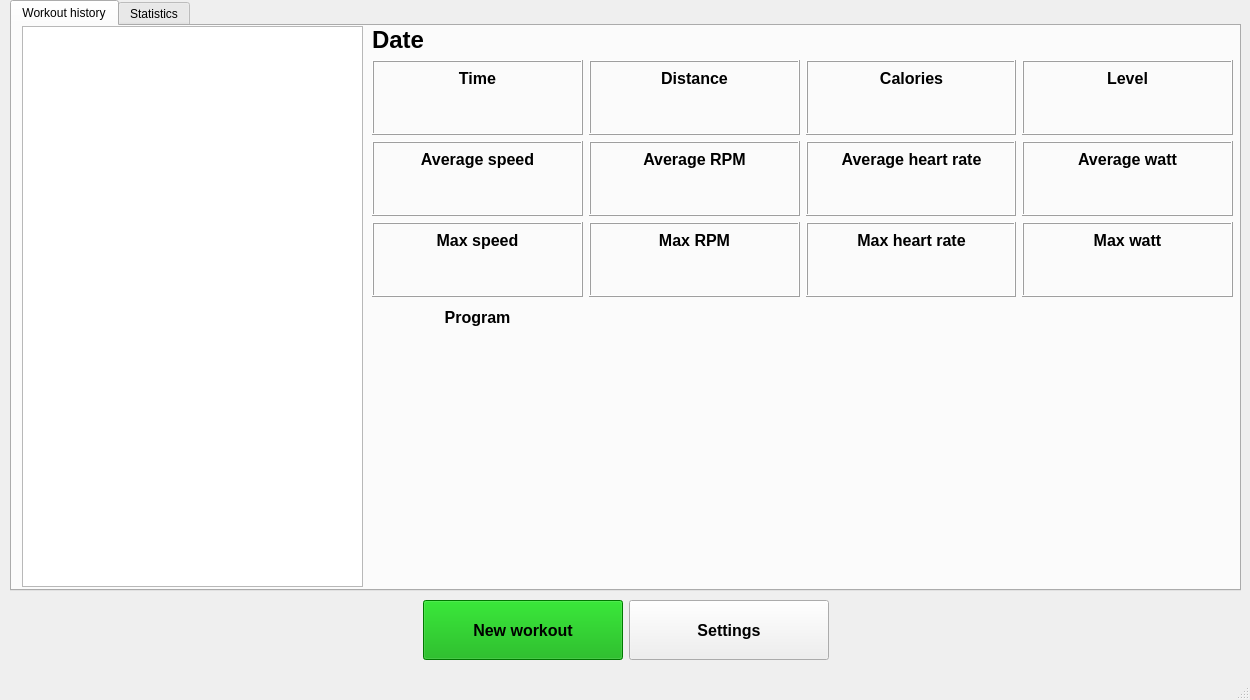
The window that resources/mainwindow.ui (CGodiksen/exercise-bike-logger) describes before a commit, drawn with Qt 5.
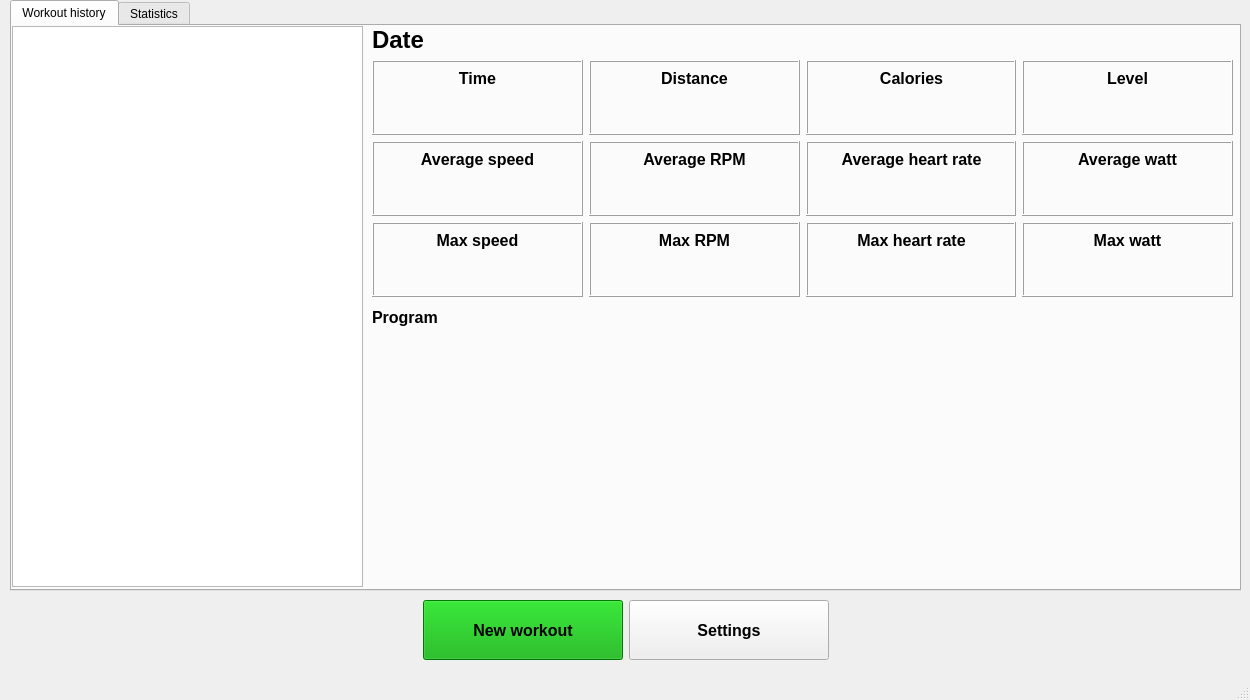
The same window after the commit. Custom widgets are drawn as their Qt base class.

Commit message:
Implemented the workout history tab.
This includes updating the labels and updating the graph when a new list item is selected.

```diff
--- a/resources/mainwindow.ui
+++ b/resources/mainwindow.ui
@@ -30,16 +30,6 @@
      <attribute name="title">
       <string>Workout history</string>
      </attribute>
-     <widget class="QListView" name="workoutListView">
-      <property name="geometry">
-       <rect>
-        <x>10</x>
-        <y>0</y>
-        <width>341</width>
-        <height>561</height>
-       </rect>
-      </property>
-     </widget>
      <widget class="QWidget" name="gridLayoutWidget">
       <property name="geometry">
        <rect>
@@ -753,12 +743,29 @@
           <string>Program</string>
          </property>
          <property name="alignment">
-          <set>Qt::AlignCenter</set>
+          <set>Qt::AlignLeading|Qt::AlignLeft|Qt::AlignVCenter</set>
          </property>
         </widget>
        </item>
       </layout>
      </widget>
+     <widget class="QListView" name="workoutListView">
+      <property name="geometry">
+       <rect>
+        <x>0</x>
+        <y>0</y>
+        <width>351</width>
+        <height>561</height>
+       </rect>
+      </property>
+      <property name="font">
+       <font>
+        <pointsize>12</pointsize>
+        <weight>75</weight>
+        <bold>true</bold>
+       </font>
+      </property>
+     </widget>
     </widget>
     <widget class="QWidget" name="statisticsPage">
      <attribute name="title">
@@ -2073,8 +2080,14 @@
   </widget>
   <widget class="QStatusBar" name="statusbar"/>
  </widget>
- <resources>
-  <include location="images.qrc"/>
- </resources>
+ <customwidgets>
+  <customwidget>
+   <class>PlotWidget</class>
+   <extends>QWidget</extends>
+   <header>pyqtgraph.h</header>
+   <container>1</container>
+  </customwidget>
+ </customwidgets>
+ <resources/>
  <connections/>
 </ui>
```
Left out of the diff: 6 changed lines with no effect on the pictures. The commit also changes 2 other files.
